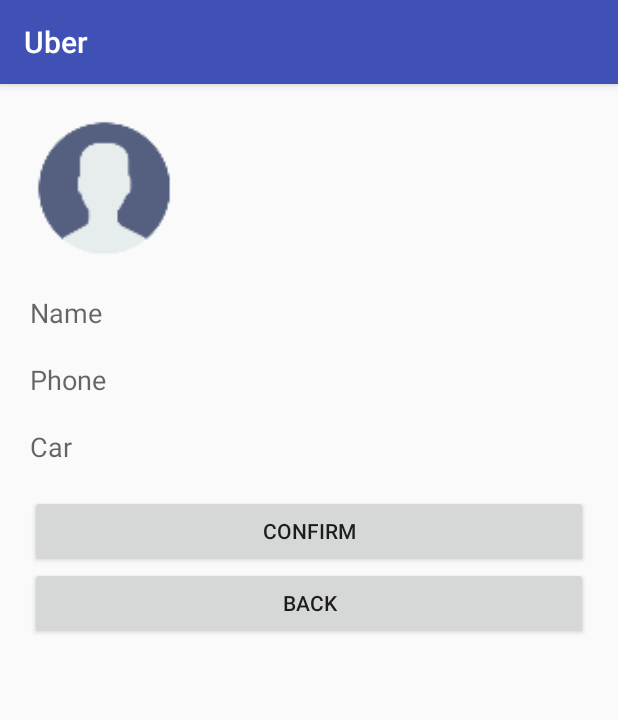
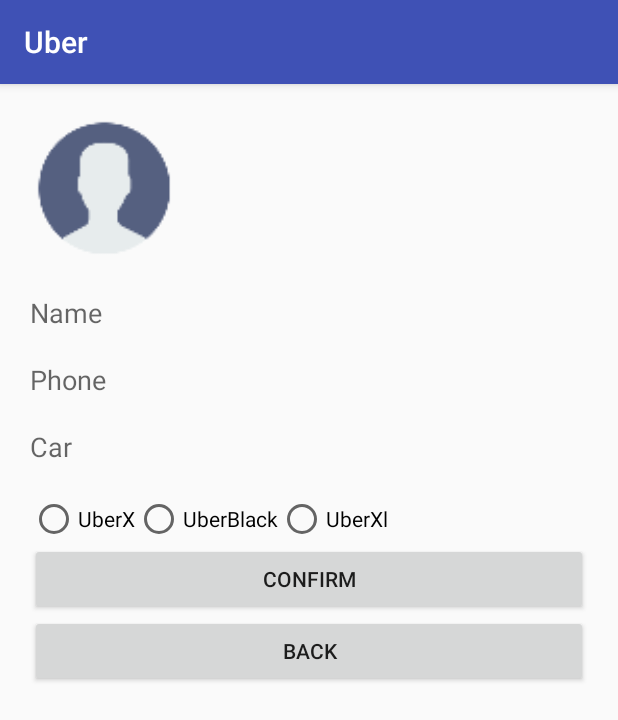
Before and after one commit to SimCoderYoutube/UberClone, an Android app: the DriverSettingsActivity screen opened directly, with no data from a screen before it, on a phone screen of 412 x 824 dp. Shown: the top 720 px of the screen. Run offline under Robolectric (Android 15) with nearby library versions, the phone set to English and light mode, and no system bars; our stand-ins replace Firebase (no records; nobody signed in at launch, a user with empty details on screens opened directly).

Commit message:
- Driver's services implemented

```diff
--- a/app/src/main/res/layout/activity_driver_settings.xml
+++ b/app/src/main/res/layout/activity_driver_settings.xml
@@ -35,6 +35,28 @@
         android:background="@null"
         android:hint="Car"
         android:layout_marginBottom="20sp"/>
+    <RadioGroup
+        android:layout_width="match_parent"
+        android:layout_height="wrap_content"
+        android:id="@+id/radioGroup"
+        android:orientation="horizontal">
+        <RadioButton
+            android:layout_width="wrap_content"
+            android:layout_height="wrap_content"
+            android:text="UberX"
+            android:id="@+id/UberX"/>
+        <RadioButton
+            android:layout_width="wrap_content"
+            android:layout_height="wrap_content"
+            android:text="UberBlack"
+            android:id="@+id/UberBlack"/>
+        <RadioButton
+            android:layout_width="wrap_content"
+            android:layout_height="wrap_content"
+            android:text="UberXl"
+            android:id="@+id/UberXl"/>
+    </RadioGroup>
+
     <Button
         android:layout_width="match_parent"
         android:layout_height="wrap_content"
```
Also changed, not shown: app/src/main/java/com/simcoder/uber/CustomerMapActivity.java (+37 -3 lines), app/src/main/java/com/simcoder/uber/DriverSettingsActivity.java (+32 -0 lines), app/src/main/res/layout/activity_costumer_map.xml (+27 -0 lines).
